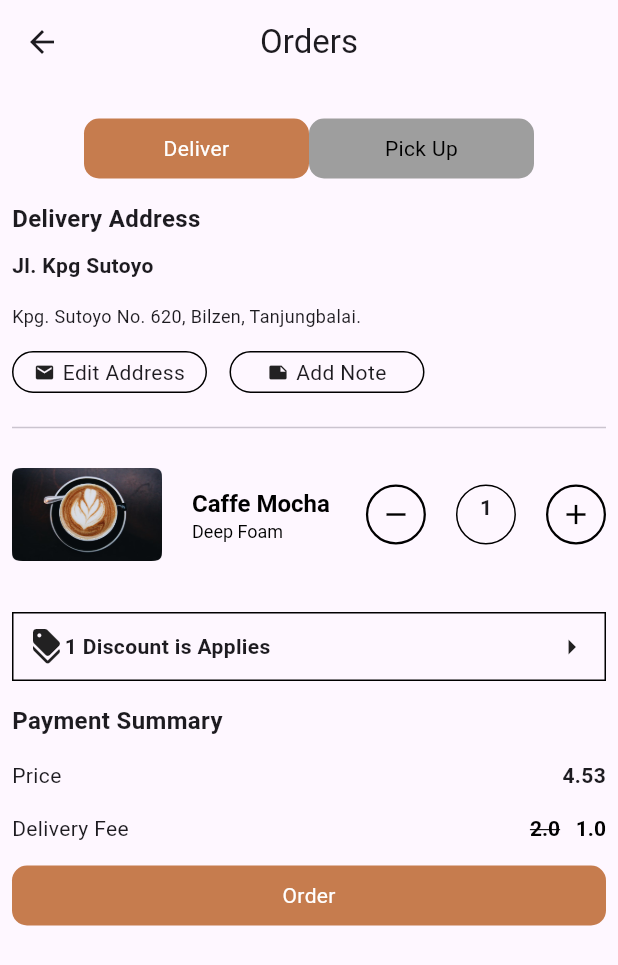
After one commit to shabbeerumer/Coffee-Shop-App, a Flutter app: the orders screen opened directly, on a phone screen of 412 x 824 dp. The commit adds this screen. Shown: the top 965 px of the screen. Run offline on Flutter 3.47's test engine with Material 3 defaults, Android fonts, the phone set to English and light mode, and no system bars.

Commit message:
Updated discount card design and button layout

```diff
--- /dev/null
+++ b/lib/component/ordersbutton.dart
@@ -0,0 +1,33 @@
+import 'package:coffee_shop_app/component/mysizedbox.dart';
+import 'package:flutter/cupertino.dart';
+import 'package:flutter/material.dart';
+
+import 'mytext.dart';
+
+class ordersbutton extends StatelessWidget {
+  IconData? icon;
+  String data;
+   ordersbutton({super.key , required this.icon , required this.data});
+
+  @override
+  Widget build(BuildContext context) {
+    return Container(
+        width: 130,
+        padding: EdgeInsets.all(3),
+        decoration: BoxDecoration(
+            borderRadius: BorderRadius.circular(20),
+            border: Border.all(
+                color: Colors.black
+            )
+        ),
+        child: Row(
+          mainAxisAlignment: MainAxisAlignment.center,
+          children: [
+            Icon(icon , size: 14,),
+            mysizedbox(width: 5,),
+            mytext(data: data ,fontSize: 14,),
+          ],
+        )
+    );
+  }
+}
--- /dev/null
+++ b/lib/component/ordersbutton2.dart
@@ -0,0 +1,31 @@
+import 'package:coffee_shop_app/utlls/colors.dart';
+import 'package:flutter/material.dart';
+
+class OrdersButton2 extends StatelessWidget {
+  final IconData icon;
+  final VoidCallback? onTap;
+
+  const OrdersButton2({super.key, required this.icon, this.onTap});
+
+  @override
+  Widget build(BuildContext context) {
+    return InkWell(
+      borderRadius: BorderRadius.circular(30),
+      onTap: onTap,
+      child: Container(
+        height: 40,
+        width: 40,
+        decoration: BoxDecoration(
+          shape: BoxShape.circle,
+          border: Border.all(color: AppColors.blackcolor, width: 1.5),
+        ),
+        alignment: Alignment.center,
+        child: Icon(
+          icon,
+          size: 22,
+          color: AppColors.blackcolor,
+        ),
+      ),
+    );
+  }
+}
--- /dev/null
+++ b/lib/component/ordersbutton3.dart
@@ -0,0 +1,28 @@
+import 'package:coffee_shop_app/utlls/colors.dart';
+import 'package:flutter/material.dart';
+import 'mytext.dart';
+
+class ordersbutton3 extends StatefulWidget {
+  double height;
+  double width;
+  String text;
+  Color color;
+  Color textcolor;
+
+  ordersbutton3({super.key , required this.text , required this.color , required this.height , required this.width , required this.textcolor});
+
+  @override
+  State<ordersbutton3> createState() => _ordersbutton2State();
+}
+
+class _ordersbutton2State extends State<ordersbutton3> {
+  @override
+  Widget build(BuildContext context) {
+    return Container(
+      height: widget.height,
+      width: widget.width,
+      decoration: BoxDecoration(color: widget.color,borderRadius: BorderRadius.circular(10)),
+      child: Center(child: mytext(data: widget.text ,textAlign: TextAlign.center, color: widget.textcolor,)),
+    );
+  }
+}
--- a/lib/pages/detail_item.dart
+++ b/lib/pages/detail_item.dart
@@ -1,9 +1,11 @@
 import 'package:coffee_shop_app/component/detail_page_boxes1.dart';
 import 'package:coffee_shop_app/component/mysizedbox.dart';
 import 'package:coffee_shop_app/component/mytext.dart';
+import 'package:coffee_shop_app/component/ordersbutton3.dart';
 import 'package:coffee_shop_app/utlls/colors.dart';
 import 'package:flutter/material.dart';
 import '../component/detail_page_boxes2.dart';
+import 'orders.dart';
 
 class detail_item extends StatefulWidget {
   const detail_item({super.key});
@@ -129,11 +131,18 @@ class _detail_itemState extends State<detail_item> {
                             children: [TextSpan(text: 'Price \n' , style: TextStyle(fontSize: 14 , color: AppColors.graycolor)) , TextSpan(text: "\$ 4.53" , style: TextStyle(color: AppColors.browncolor , fontSize: 18))]
                           )),
 
-                      Container(
-                        height: 50,
-                        width: 200,
-                        decoration: BoxDecoration(color: AppColors.browncolor,borderRadius: BorderRadius.circular(10)),
-                        child: Center(child: mytext(data: 'Buy Now' ,textAlign: TextAlign.center, color: AppColors.whitecolor,)),
+                      InkWell(
+                        onTap: (){
+                          Navigator.push(context, MaterialPageRoute(builder: (context) => orders() ));
+                        },
+                    child:
+                    ordersbutton3(text: 'Buy Now', height: 50, width: 200, color: AppColors.browncolor, textcolor: AppColors.whitecolor,)
+                        // Container(
+                        //   height: 50,
+                        //   width: 200,
+                        //   decoration: BoxDecoration(color: AppColors.browncolor,borderRadius: BorderRadius.circular(10)),
+                        //   child: Center(child: mytext(data: 'Buy Now' ,textAlign: TextAlign.center, color: AppColors.whitecolor,)),
+                        // ),
                       ),
 
                     ],
--- /dev/null
+++ b/lib/pages/orders.dart
@@ -0,0 +1,157 @@
+import 'package:coffee_shop_app/component/mysizedbox.dart';
+import 'package:coffee_shop_app/component/mytext.dart';
+import 'package:coffee_shop_app/component/ordersbutton3.dart';
+import 'package:coffee_shop_app/utlls/colors.dart';
+import 'package:flutter/material.dart';
+import '../component/ordersbutton.dart';
+import '../component/ordersbutton2.dart';
+
+class orders extends StatefulWidget {
+  const orders({super.key});
+
+  @override
+  State<orders> createState() => _ordersState();
+}
+
+class _ordersState extends State<orders> {
+  @override
+  Widget build(BuildContext context) {
+    return Scaffold(
+      appBar: AppBar(centerTitle: true, title: Text('Orders')),
+      body: Padding(
+        padding: const EdgeInsets.all(8.0),
+        child: Column(
+          crossAxisAlignment: CrossAxisAlignment.start,
+          children: [
+            mysizedbox(height: 15,),
+
+            Row(
+              mainAxisAlignment: MainAxisAlignment.center,
+              children: [
+                ordersbutton3(text: 'Deliver', height: 40, width: 150, color: AppColors.browncolor, textcolor: AppColors.whitecolor,),
+
+                ordersbutton3(text: 'Pick Up', height: 40, width: 150, color: AppColors.graycolor, textcolor: AppColors.blackcolor,)
+
+              ],
+            ),
+            mysizedbox(height: 15,),
+
+
+            mytext(data: 'Delivery Address' , fontSize: 16, fontWeight: FontWeight.bold,),
+            mysizedbox(height: 10,),
+            mytext(data: 'Jl. Kpg Sutoyo' , fontSize: 14, fontWeight: FontWeight.bold,),
+            mysizedbox(height: 15),
+
+            mytext(data: 'Kpg. Sutoyo No. 620, Bilzen, Tanjungbalai.' , fontSize: 12,),
+            mysizedbox(height: 15),
+
+            Row(
+              children: [
+                ordersbutton(icon: Icons.email, data: 'Edit Address' , ),
+                mysizedbox(width: 15),
+                ordersbutton(icon: Icons.note, data: 'Add Note'),
+              ],
+            ),
+            mysizedbox(height: 15),
+
+            Divider(),
+            Row(
+              mainAxisAlignment: MainAxisAlignment.spaceBetween,
+              children: [
+                Image.asset('images/1Image.png', height: 100, width: 100),
+                RichText(
+                  text: TextSpan(
+                    style: TextStyle(color: AppColors.blackcolor, height: 1.4),
+                    children: [
+                      TextSpan(text: 'Caffe Mocha \n' , style: TextStyle(fontSize: 16, fontWeight: FontWeight.bold,)),
+                      TextSpan(text: 'Deep Foam' , style: TextStyle(fontSize: 12)),
+                    ],
+                  ),
+                ),
+                OrdersButton2(icon: Icons.remove),
+                Container(
+                  height: 40,
+                  width: 40,
+                  decoration: BoxDecoration(
+                    shape: BoxShape.circle,
+                    border: Border.all(color: AppColors.blackcolor),
+                  ),
+                  alignment: Alignment.center,
+                  child: Padding(
+                    padding: const EdgeInsets.only(bottom: 10),
+                    child: mytext(data: '1' , fontSize: 14, fontWeight: FontWeight.bold,),
+                  ),
+                ),
+                OrdersButton2(icon: Icons.add),
+              ],
+            ),
+            mysizedbox(height: 15),
+
+            Container(
+            padding: EdgeInsets.all(10),
+            decoration: BoxDecoration(
+              border: Border.all(
+                color: AppColors.blackcolor
+              )
+            ),
+            child: Row(
+              mainAxisAlignment: MainAxisAlignment.spaceBetween,
+              children: [
+                Row(
+                  children: [
+                    Icon(Icons.discount),
+                    mytext(data: '1 Discount is Applies'  , fontSize: 14, fontWeight: FontWeight.bold,),
+                  ],
+                ),
+
+                Icon(Icons.arrow_right),
+
+              ],
+            ),
+          ),
+            mysizedbox(height: 15),
+
+            mytext(data: 'Payment Summary' , fontSize: 16, fontWeight: FontWeight.bold,),
+            mysizedbox(height: 15),
+
+            Row(
+              mainAxisAlignment: MainAxisAlignment.spaceBetween,
+              children: [
+                mytext(data: 'Price' , fontSize: 14, ),
+                mytext(data: '4.53' , fontSize: 14, fontWeight: FontWeight.bold,),
+              ],
+            ),
+            mysizedbox(height: 15),
+
+            Row(
+              mainAxisAlignment: MainAxisAlignment.spaceBetween,
+              children: [
+                mytext(data: 'Delivery Fee' , fontSize: 14),
+                RichText(text: TextSpan(
+                    style: TextStyle(color: AppColors.blackcolor ,fontSize: 14 , fontWeight: FontWeight.bold),
+                    children: [
+                  TextSpan(text: '2.0' , style: TextStyle(decoration: TextDecoration.lineThrough)),
+                  TextSpan(text: '   1.0' )
+                ]))
+              ],
+            ),
+            mysizedbox(height: 15),
+
+            Container(
+
+             height: 40,
+             width: double.infinity,
+             decoration: BoxDecoration(
+               color: AppColors.browncolor,
+               borderRadius: BorderRadius.circular(10)
+             ),
+             child: Center(child: mytext(data: 'Order' , color: AppColors.whitecolor,)),
+           )
+
+
+          ],
+        ),
+      ),
+    );
+  }
+}
```
